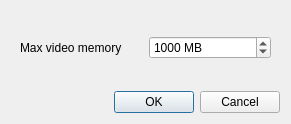
CBL-ORION/Vaa3D-mirror, file v3d_main/neuron_annotator/gui/PreferencesNa.ui: the form before one commit.
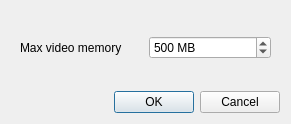
The form after the commit.

Commit message: Set initial texture memory limit to 500 MB Respect texture memory limit in choice of fast load files.

What changed in the file:
```diff
--- a/v3d_main/neuron_annotator/gui/PreferencesNa.ui
+++ b/v3d_main/neuron_annotator/gui/PreferencesNa.ui
@@ -52,7 +52,7 @@
              <number>100</number>
             </property>
             <property name="value">
-             <number>1000</number>
+             <number>500</number>
             </property>
            </widget>
           </item>
```
The commit also changes 1 other file.
